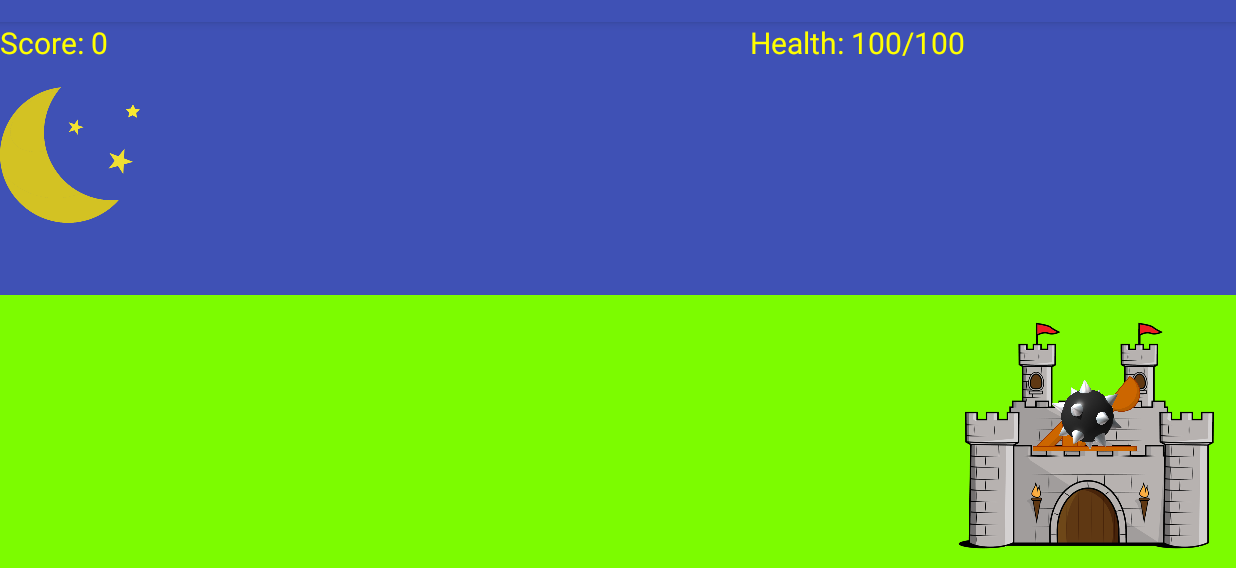
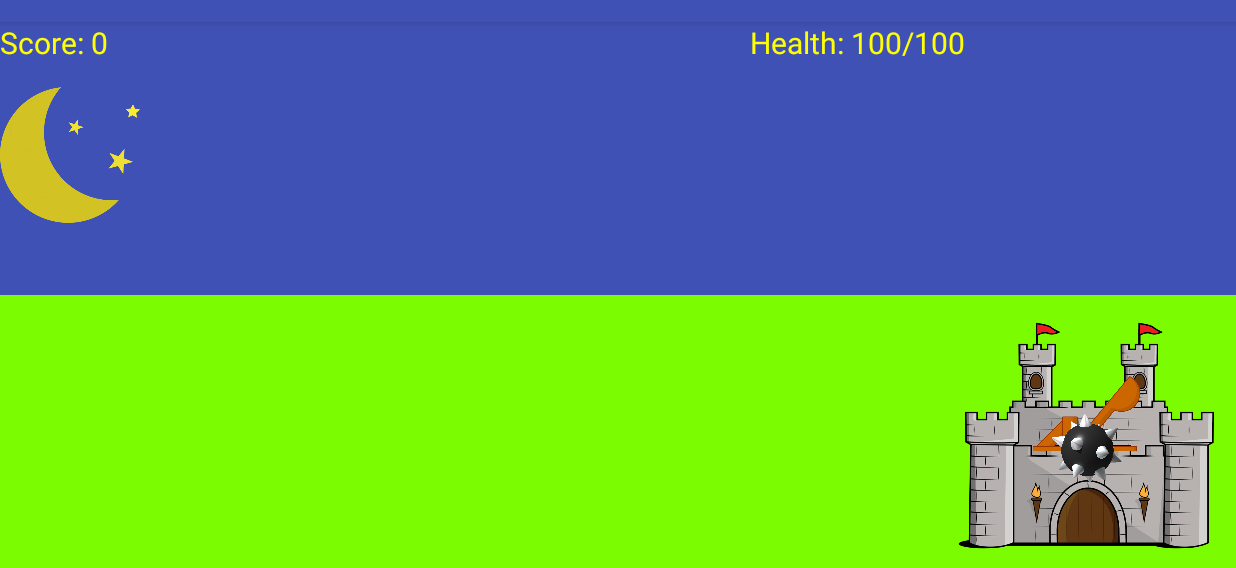
Before and after one commit to tparry2/MyCastleNotYours, an Android app: the screen it shows after launch (GameActivity), after a tap on "START", on a phone screen of 824 x 412 dp (held sideways), the part 50-618 px from its top. Run offline under Robolectric (Android 15) with nearby library versions, the phone set to English and light mode, and no system bars; libraries missing offline, so code that uses them is left out: com.crashlytics.android, io.fabric.sdk; 1 statement that could not run was skipped.

Commit message:
cannonball is no longer covered up by the sky

```diff
--- a/app/src/main/java/com/csci448/tparry/mycastlenotyours/GameActivity.java
+++ b/app/src/main/java/com/csci448/tparry/mycastlenotyours/GameActivity.java
@@ -158,7 +158,7 @@ public class GameActivity extends AppCompatActivity {
 
         int abs    = ArcTranslateAnimation.ABSOLUTE;
 
-        ArcTranslateAnimation arcAnim = new ArcTranslateAnimation(0, endX / 30, 0, 275);
+        ArcTranslateAnimation arcAnim = new ArcTranslateAnimation(0, endX / 30, 0, 225);
         Log.i("GameActivity", "deltaX = " + deltaX + " deltaY = " + deltaY + " endX = " + endX);
 
         arcAnim.setDuration((long) time*50);
--- a/app/src/main/res/layout-land/activity_game.xml
+++ b/app/src/main/res/layout-land/activity_game.xml
@@ -1,11 +1,16 @@
 <?xml version="1.0" encoding="utf-8"?>
-<LinearLayout xmlns:android="http://schemas.android.com/apk/res/android"
+<FrameLayout xmlns:android="http://schemas.android.com/apk/res/android"
     xmlns:app="http://schemas.android.com/apk/res-auto"
     xmlns:tools="http://schemas.android.com/tools"
     android:layout_width="match_parent"
     android:layout_height="match_parent"
     android:orientation="vertical"
     tools:context="com.csci448.tparry.mycastlenotyours.GameActivity">
+
+    <LinearLayout
+    android:layout_width="match_parent"
+    android:layout_height="match_parent"
+    android:orientation="vertical">
 
         <FrameLayout
             android:layout_width="match_parent"
@@ -65,15 +70,18 @@
                 android:layout_gravity="right|center"
                 android:src="@drawable/catapult_" />
 
+
+
+        </FrameLayout>
+
+    </LinearLayout>
+
     <ImageView
         android:id="@+id/arrow"
         android:layout_width="75dp"
         android:layout_height="50dp"
-            android:layout_marginBottom="12dp"
+        android:layout_marginBottom="55dp"
         android:layout_marginRight="62dp"
-            android:layout_gravity="right|center"
+        android:layout_gravity="right|bottom"
         android:src="@drawable/cannonball"/>
-
 </FrameLayout>
-
-</LinearLayout>
```
Lines whose indentation alone changed are shown as unchanged.
